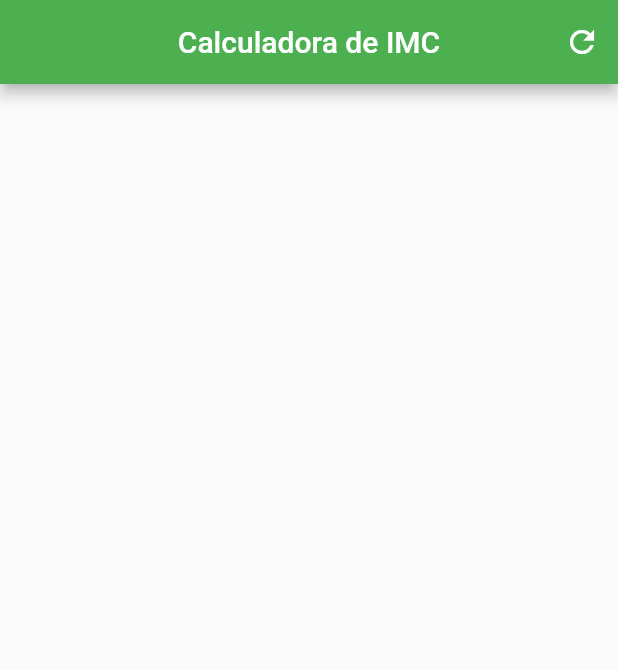
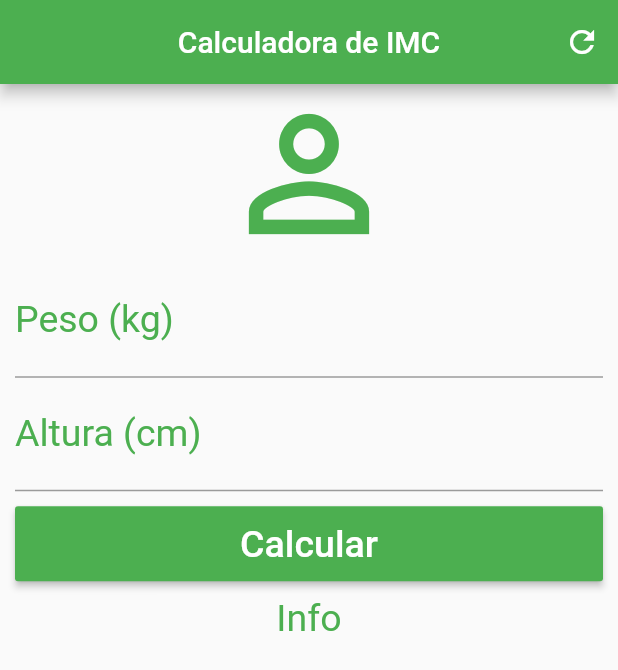
Before and after one commit to drianoaz/flutter-estudos, a Flutter app: the screen it shows after launch, on a phone screen of 412 x 824 dp. Shown: the top 670 px of the screen. Run offline on Flutter 3.47's test engine with Material 2 defaults, Android fonts, the phone set to English and light mode, and no system bars.

Commit message:
chore: finish layout

```diff
--- a/projects/calculadora_de_imc/lib/main.dart
+++ b/projects/calculadora_de_imc/lib/main.dart
@@ -28,6 +28,78 @@ class _HomeState extends State<Home> {
           )
         ],
       ),
+      body: SingleChildScrollView(
+        padding: EdgeInsets.symmetric(horizontal: 10.0),
+        child: Column(
+          crossAxisAlignment: CrossAxisAlignment.stretch,
+          children: <Widget>[
+            Icon(
+              Icons.person_outline,
+              size: 120,
+              color: Colors.green,
+            ),
+            TextField(
+              keyboardType: TextInputType.number,
+              decoration: InputDecoration(
+                labelText: "Peso (kg)",
+                labelStyle: TextStyle(color: Colors.green),
+                focusedBorder: UnderlineInputBorder(
+                  borderSide: BorderSide(color: Colors.green),
+                ),
+              ),
+              textAlign: TextAlign.center,
+              style: TextStyle(
+                fontSize: 25.0,
+                color: Colors.green,
+              ),
+              cursorColor: Colors.green,
+            ),
+            TextField(
+              keyboardType: TextInputType.number,
+              decoration: InputDecoration(
+                labelText: "Altura (cm)",
+                labelStyle: TextStyle(color: Colors.green),
+                focusedBorder: UnderlineInputBorder(
+                  borderSide: BorderSide(color: Colors.green),
+                ),
+              ),
+              textAlign: TextAlign.center,
+              style: TextStyle(
+                fontSize: 25.0,
+                color: Colors.green,
+              ),
+              cursorColor: Colors.green,
+            ),
+            Padding(
+              padding: const EdgeInsets.symmetric(
+                vertical: 10.0,
+              ),
+              child: Container(
+                height: 50.0,
+                child: RaisedButton(
+                  color: Colors.green,
+                  onPressed: () {},
+                  child: Text(
+                    "Calcular",
+                    style: TextStyle(
+                      color: Colors.white,
+                      fontSize: 25.0,
+                    ),
+                  ),
+                ),
+              ),
+            ),
+            Text(
+              "Info",
+              textAlign: TextAlign.center,
+              style: TextStyle(
+                color: Colors.green,
+                fontSize: 25.0,
+              ),
+            )
+          ],
+        ),
+      ),
     );
   }
 }
```
